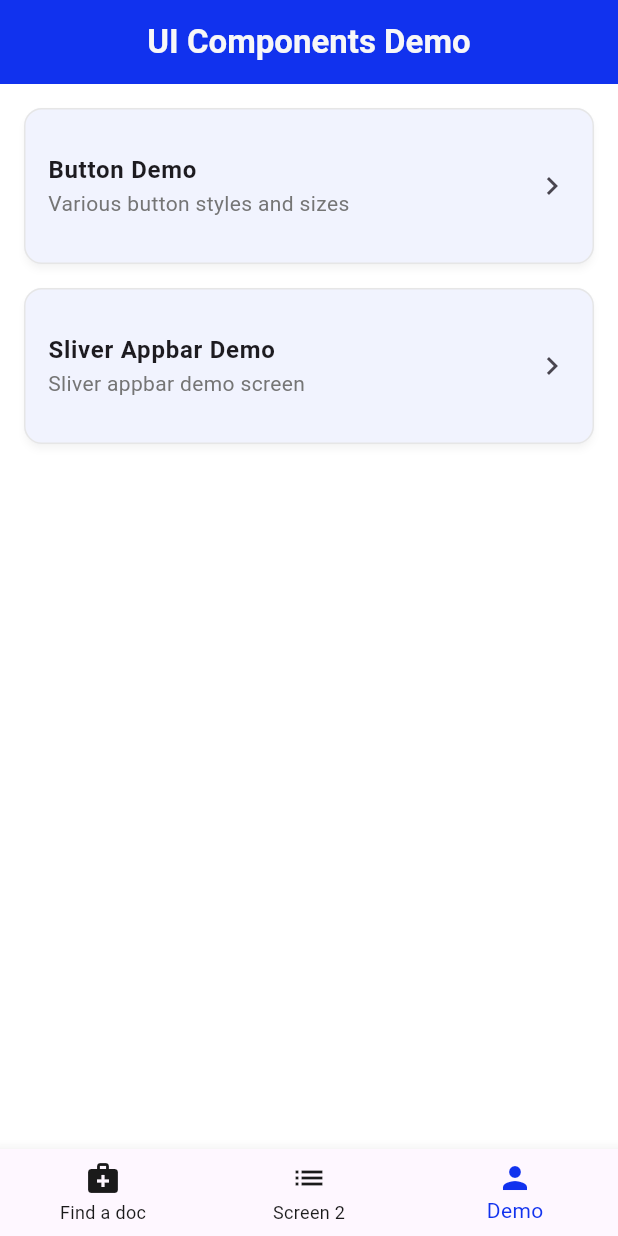
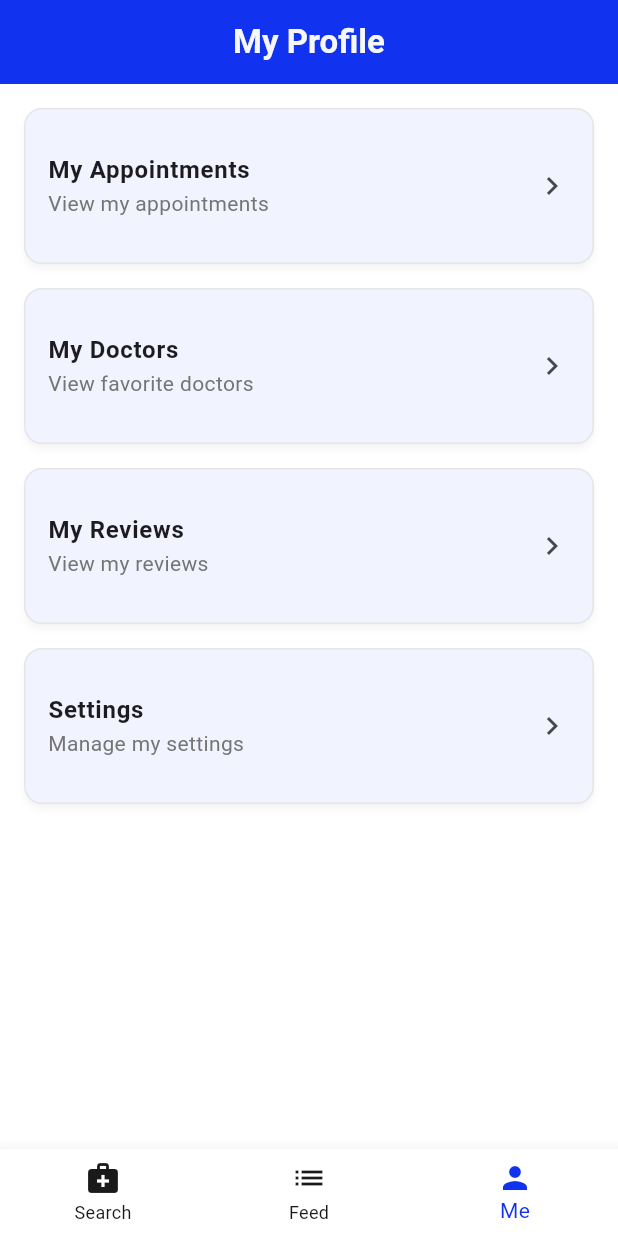
Before and after one commit to sourav-ganguly/doctor-finder, a Flutter app: the screen it shows after launch, item 3 of the bottom bar chosen, on a phone screen of 412 x 824 dp. Run offline on Flutter 3.47's test engine with Material 3 defaults, Android fonts, the phone set to English and light mode, and no system bars; our stand-ins replace dio, flutter_riverpod.

Commit message:
Update UI and navigation for improved user experience
- Add back button option to OrionHomeAppBar
- Modify DemoScreen to represent user profile sections
- Update bottom navigation labels for clarity
- Adjust doctor search card placeholder text
- Set bottom navigation bar background color
- Enhance SliverAppbarScreen with back button support

```diff
--- a/lib/core/theme/app_theme.dart
+++ b/lib/core/theme/app_theme.dart
@@ -21,6 +21,7 @@ class AppTheme {
       bottomNavigationBarTheme: const BottomNavigationBarThemeData(
         selectedItemColor: primaryColor,
         unselectedItemColor: secondaryTextColor,
+        backgroundColor: OrionColors.surfaceBase,
       ),
       cardTheme: const CardTheme(
         color: OrionColors.surfaceCard,
--- a/lib/features/demo_screen/screens/demo_screen.dart
+++ b/lib/features/demo_screen/screens/demo_screen.dart
@@ -11,22 +11,36 @@ class DemoScreen extends StatelessWidget {
   Widget build(BuildContext context) {
     return Scaffold(
       appBar: AppBar(
-        title: const Text('UI Components Demo'),
+        title: const Text('My Profile'),
         automaticallyImplyLeading: false,
       ),
       body: ListView(
         padding: const EdgeInsets.all(16),
         children: [
           DemoListItem(
-            title: 'Button Demo',
-            subtitle: 'Various button styles and sizes',
+            title: 'My Appointments',
+            subtitle: 'View my appointments',
             onTap: () {
               ButtonDemoScreen.open(context);
             },
           ),
           DemoListItem(
-            title: 'Sliver Appbar Demo',
-            subtitle: 'Sliver appbar demo screen',
+            title: 'My Doctors',
+            subtitle: 'View favorite doctors',
+            onTap: () {
+              ButtonDemoScreen.open(context);
+            },
+          ),
+          DemoListItem(
+            title: 'My Reviews',
+            subtitle: 'View my reviews',
+            onTap: () {
+              ButtonDemoScreen.open(context);
+            },
+          ),
+          DemoListItem(
+            title: 'Settings',
+            subtitle: 'Manage my settings',
             onTap: () {
               SliverAppbarScreen.open(context);
             },
--- a/lib/features/demo_screen/screens/sliver_appbar_screen.dart
+++ b/lib/features/demo_screen/screens/sliver_appbar_screen.dart
@@ -4,7 +4,9 @@ import 'package:flutter/material.dart';
 class SliverAppbarScreen extends StatelessWidget {
   final List<Color> randomColors = Colors.primaries;
 
-  const SliverAppbarScreen({super.key});
+  const SliverAppbarScreen({
+    super.key,
+  });
 
   static void open(BuildContext context) {
     Navigator.of(context).push(
@@ -19,7 +21,7 @@ class SliverAppbarScreen extends StatelessWidget {
     return Scaffold(
       body: CustomScrollView(
         slivers: [
-          const OrionHomeAppBar(),
+          const OrionHomeAppBar(showBackButton: true),
           SliverList(
             delegate: SliverChildBuilderDelegate(
               (context, index) {
--- a/lib/features/doctor_finder/widgets/orion_doctor_search_card.dart
+++ b/lib/features/doctor_finder/widgets/orion_doctor_search_card.dart
@@ -13,8 +13,6 @@ class OrionDoctorSearchCard extends StatelessWidget {
 
   @override
   Widget build(BuildContext context) {
-    // final theme = Theme.of(context);
-
     return Card(
       margin: const EdgeInsets.all(16),
       child: Padding(
@@ -26,8 +24,7 @@ class OrionDoctorSearchCard extends StatelessWidget {
               controller: controller,
               maxLines: 5,
               decoration: InputDecoration(
-                hintText:
-                    'Describe your symptoms or the type of doctor you\'re looking for...',
+                hintText: 'Search doctors by name or specialization...',
                 border: OutlineInputBorder(
                   borderRadius: BorderRadius.circular(8),
                 ),
--- a/lib/features/home/ui/home_screen.dart
+++ b/lib/features/home/ui/home_screen.dart
@@ -37,15 +37,15 @@ class _HomeScreenState extends State<HomeScreen> {
         items: const [
           BottomNavigationBarItem(
             icon: Icon(Icons.medical_services),
-            label: 'Find a doc',
+            label: 'Search',
           ),
           BottomNavigationBarItem(
             icon: Icon(Icons.list),
-            label: 'Screen 2',
+            label: 'Feed',
           ),
           BottomNavigationBarItem(
             icon: Icon(Icons.person),
-            label: 'Demo',
+            label: 'Me',
           ),
         ],
       ),
```
Also changed, not shown: lib/common_ui/home_app_bar.dart (+13 -2 lines), 1 other file.
